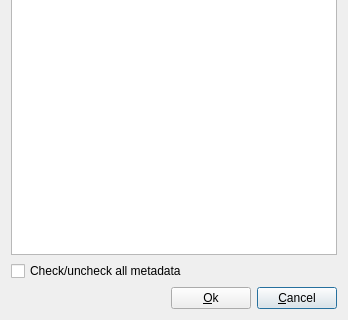
Above: copymetadatadialog.ui from cgilles/digikam-analogexif before the change; both pictures show x 0 to 348 and y 245 to 565 of the 348 by 565 pixel window. Below: the same form after it.
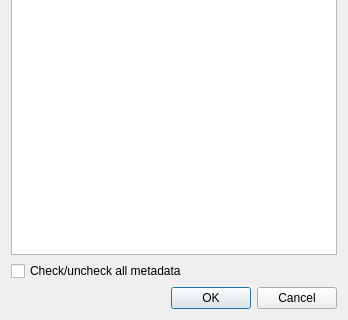
That is the form after the change. Icons and pictures are not drawn. Custom widgets are drawn as their Qt base class.

Commit message: Use QDialogButtonBox for portability.

```diff
--- a/copymetadatadialog.ui
+++ b/copymetadatadialog.ui
@@ -81,19 +81,9 @@
       </spacer>
      </item>
      <item>
-      <widget class="QPushButton" name="okBtn">
-       <property name="text">
-        <string>&amp;Ok</string>
-       </property>
-      </widget>
-     </item>
-     <item>
-      <widget class="QPushButton" name="cancelBtn">
-       <property name="text">
-        <string>&amp;Cancel</string>
-       </property>
-       <property name="default">
-        <bool>true</bool>
+      <widget class="QDialogButtonBox" name="buttonBox">
+       <property name="standardButtons">
+        <set>QDialogButtonBox::Cancel|QDialogButtonBox::Ok</set>
        </property>
       </widget>
      </item>
```
Left out of the diff: 24 changed lines with no effect on the pictures. The commit also changes 8 other files.
